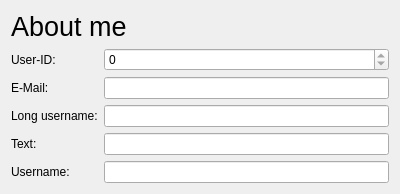
qohelet/QtZeiterfassung, file dialogs/aboutmedialog.ui: the form before one commit.
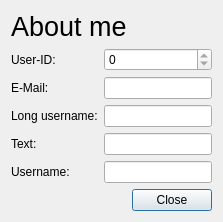
The form after the commit.

What changed in the file:
```diff
--- a/dialogs/aboutmedialog.ui
+++ b/dialogs/aboutmedialog.ui
@@ -6,8 +6,8 @@
    <rect>
     <x>0</x>
     <y>0</y>
-    <width>400</width>
-    <height>236</height>
+    <width>454</width>
+    <height>0</height>
    </rect>
   </property>
   <property name="maximumSize">
@@ -19,7 +19,7 @@
   <property name="windowTitle">
    <string>About me</string>
   </property>
-  <layout class="QVBoxLayout" name="verticalLayout" stretch="0,1">
+  <layout class="QVBoxLayout" name="verticalLayout" stretch="0,1,0">
    <item>
     <widget class="QLabel" name="labelTitle">
      <property name="font">
@@ -124,6 +124,13 @@
      </item>
     </layout>
    </item>
+   <item>
+    <widget class="QDialogButtonBox" name="buttonBox">
+     <property name="standardButtons">
+      <set>QDialogButtonBox::Close</set>
+     </property>
+    </widget>
+   </item>
   </layout>
  </widget>
  <resources/>
```
Left out of the diff: 19 changed lines with no effect on the pictures.
